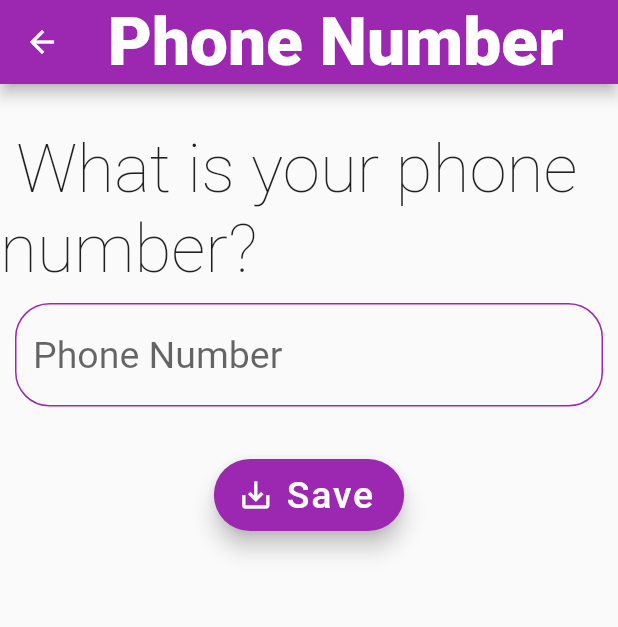
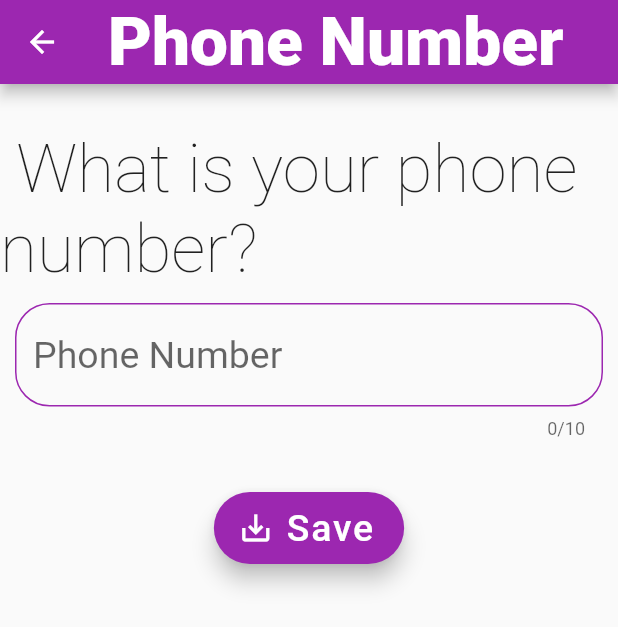
Before and after one commit to ozlerege/approachablegeek, a Flutter app: the screen it shows after launch, after a tap on "Phone :", on a phone screen of 412 x 824 dp. Shown: the top 627 px of the screen. Run offline on Flutter 3.47's test engine with Material 2 defaults, Android fonts, the light colour scheme and no system bars; our stand-ins replace image_picker; network calls fail; Roboto replaces fonts that are missing (NerkoOne).

Commit message:
final commit

```diff
--- a/lib/bio.dart
+++ b/lib/bio.dart
@@ -38,6 +38,7 @@ class _bioPageState extends State<bioPage> {
           Padding(
             padding: EdgeInsets.all(10),
             child: TextFormField(
+              maxLength: 100,
               keyboardType: TextInputType.emailAddress,
               cursorColor: Colors.deepPurple,
               maxLines: 5,
--- a/lib/main.dart
+++ b/lib/main.dart
@@ -156,6 +156,7 @@ class _MyAppState extends State<MyApp> {
                             color: Colors.purple,
                             size: 30),
                         SizedBox(width: 5,),
+                        Flexible(child:
                         RichText(
                             text: new TextSpan(
                                 style: new TextStyle(
@@ -182,6 +183,8 @@ class _MyAppState extends State<MyApp> {
 
                                 ]
                             )),
+                        )
+
 
 
                       ],
@@ -216,7 +219,7 @@ class _MyAppState extends State<MyApp> {
                             color: Colors.purple,
                             size: 30),
                         SizedBox(width: 5,),
-                        RichText(
+                        Flexible(child:RichText(
                             text: new TextSpan(
                                 style: new TextStyle(
                                   fontSize: 24,
@@ -242,6 +245,8 @@ class _MyAppState extends State<MyApp> {
 
                                 ]
                             )),
+                        )
+
 
 
                       ],
@@ -276,6 +281,7 @@ class _MyAppState extends State<MyApp> {
                             color: Colors.purple,
                             size: 30),
                         SizedBox(width: 5,),
+
                         RichText(
                             text: new TextSpan(
                                 style: new TextStyle(
--- a/lib/phone.dart
+++ b/lib/phone.dart
@@ -38,6 +38,7 @@ class _phonePageState extends State<phonePage> {
           Padding(
             padding: EdgeInsets.all(10),
             child: TextFormField(
+              maxLength: 10,
               keyboardType: TextInputType.phone,
               cursorColor: Colors.deepPurple,
               onChanged: (value){
```
